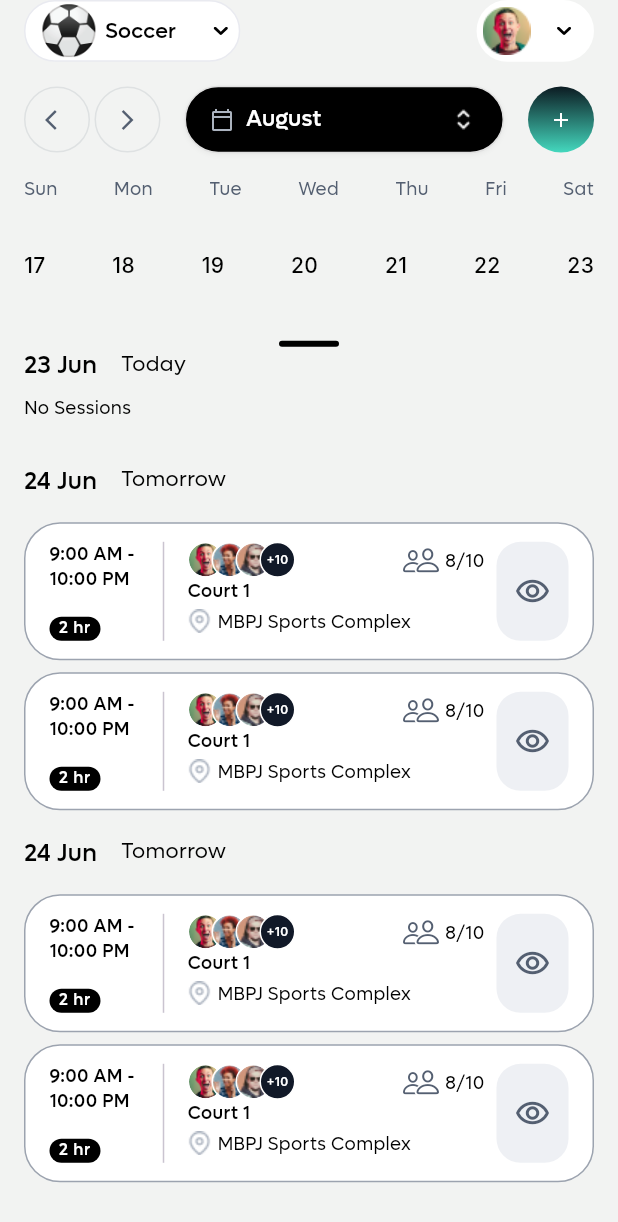
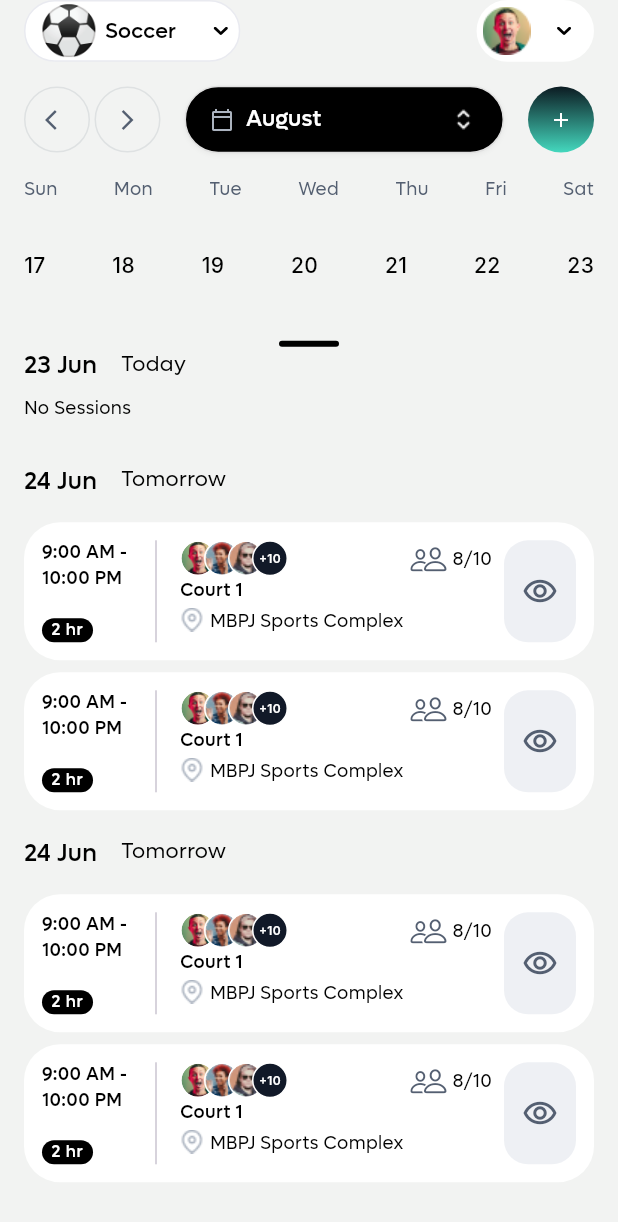
Before and after one commit to Waqas0321/lawan, a Flutter app: the screen it shows after launch, on a phone screen of 412 x 824 dp. Shown: the top 1222 px of the screen. Run offline on Flutter 3.47's test engine with Material 3 defaults, Android fonts, the phone set to English and light mode, and no system bars; our stand-ins replace device_preview, flutter_screenutil, flutter_svg, get, table_calendar; missing offline and left inert: adaptive_sizer; Roboto replaces fonts that are missing (Inter).

Commit message:
Session Screen 1 Updation

```diff
--- a/lib/app/screens/Session_Screen/Widgets/session_Container.dart
+++ b/lib/app/screens/Session_Screen/Widgets/session_Container.dart
@@ -15,11 +15,10 @@ class SessionContainer extends StatelessWidget {
 
         Container(
           height: 92,
-          padding: const EdgeInsets.symmetric(horizontal: 16, vertical: 12),
+          padding: const EdgeInsets.all(12),
           decoration: ShapeDecoration(
             color: Colors.white,
             shape: RoundedRectangleBorder(
-              side: BorderSide(width: 1, color: Color(0xFF9CA3AF)),
               borderRadius: BorderRadius.circular(24),
             ),
           ),
```
